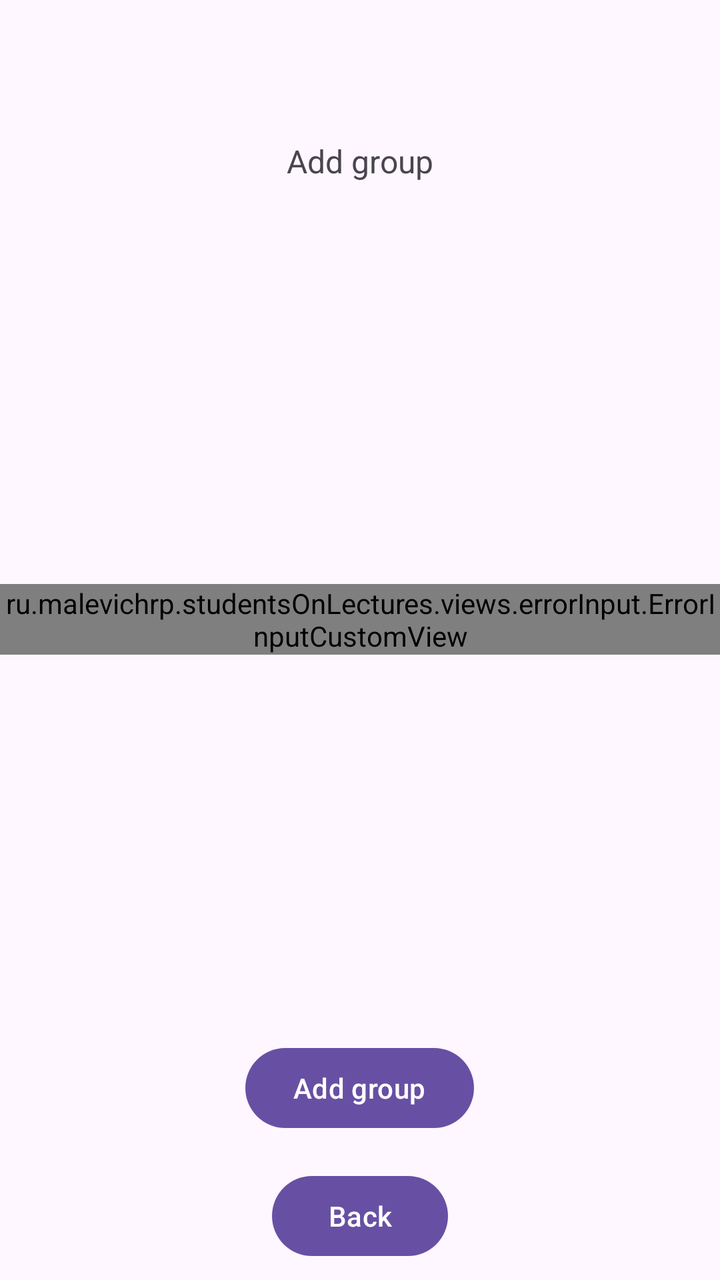
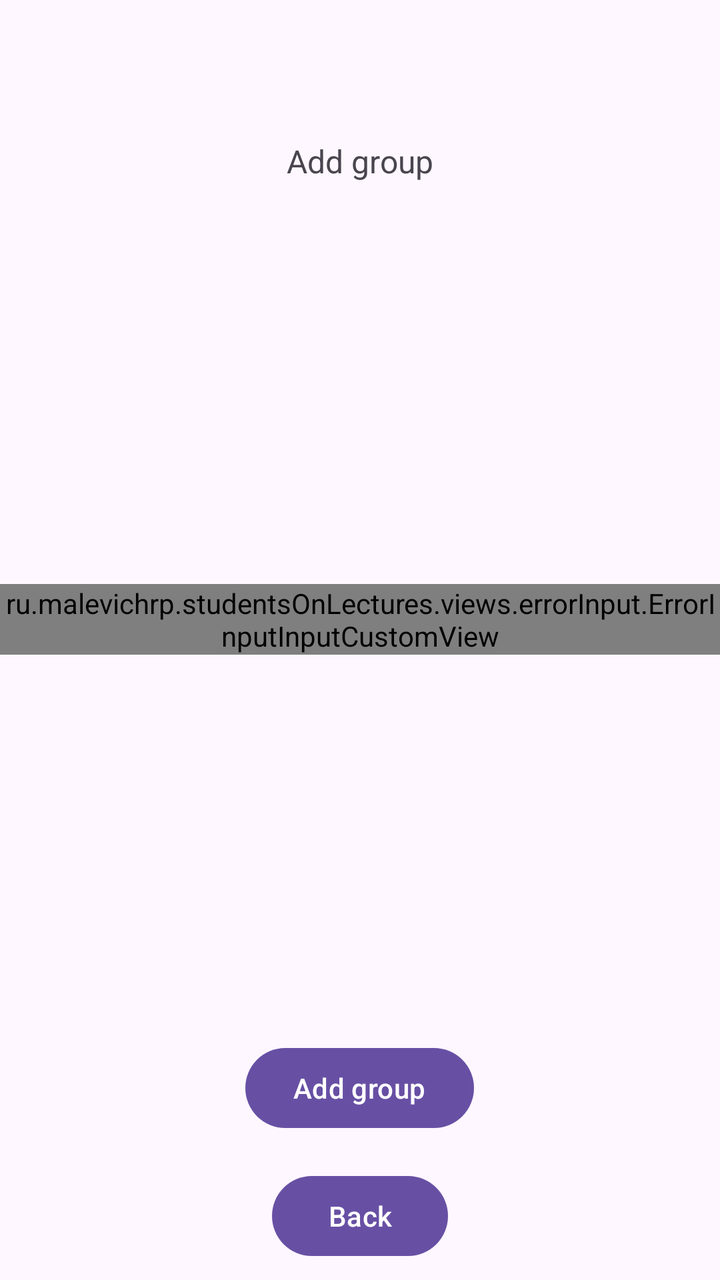

The first picture is an Android layout as it rendered before a commit; the second is the same layout after the commit. The layout source and the unified diff follow.
<!-- AndroidManifest.xml: application theme Theme.StudentsOnLectures -->
<!-- res/layout/fragment_add_group.xml -->
<?xml version="1.0" encoding="utf-8"?>
<LinearLayout xmlns:android="http://schemas.android.com/apk/res/android"
    android:layout_width="match_parent"
    android:layout_height="match_parent"
    android:gravity="center_horizontal"
    android:orientation="vertical">
    <TextView
        android:id="@+id/teacherNameText"
        android:layout_gravity="start"
        android:layout_width="wrap_content"
        android:layout_height="wrap_content"
        android:layout_margin="16dp"
        android:textSize="16sp" />
    <TextView
        android:layout_width="wrap_content"
        android:layout_height="wrap_content"
        android:layout_margin="16dp"
        android:text="@string/add_group"
        android:textSize="16sp" />

    <Space
        android:layout_width="match_parent"
        android:layout_height="0dp"
        android:layout_weight="1" />

    <ru.malevichrp.studentsOnLectures.views.errorInput.ErrorInputCustomView
        android:layout_width="match_parent"
        android:layout_height="wrap_content"
        android:id="@+id/groupInput"/>

    <Space
        android:layout_width="match_parent"
        android:layout_height="0dp"
        android:layout_weight="1" />

    <Button
        android:id="@+id/addGroupButton"
        android:layout_width="wrap_content"
        android:layout_height="wrap_content"
        android:layout_margin="8dp"
        android:text="@string/add_group" />

    <Button
        android:id="@+id/backButton"
        android:layout_width="wrap_content"
        android:layout_height="wrap_content"
        android:layout_margin="8dp"
        android:text="@string/back" />
</LinearLayout>
<!-- resources referenced by this layout -->
<resources>
  <string name="add_group">Add group</string>
  <string name="back">Back</string>
  <style name="Theme.StudentsOnLectures" parent="Base.Theme.StudentsOnLectures" />
  <style name="Base.Theme.StudentsOnLectures" parent="Theme.Material3.DayNight.NoActionBar">
          
          
      </style>
</resources>

<!-- the commit's change to res/layout/fragment_add_group.xml (unified diff, before → after) -->
@@ -23,7 +23,7 @@
         android:layout_height="0dp"
         android:layout_weight="1" />
 
-    <ru.malevichrp.studentsOnLectures.views.errorInput.ErrorInputCustomView
+    <ru.malevichrp.studentsOnLectures.views.errorInput.ErrorInputInputCustomView
         android:layout_width="match_parent"
         android:layout_height="wrap_content"
         android:id="@+id/groupInput"/>
